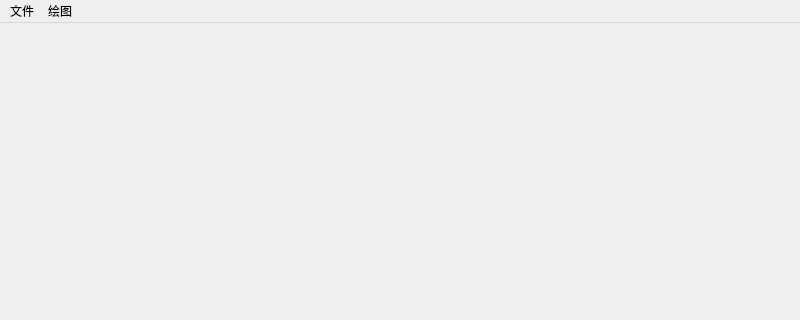
Before: the Qt Designer form mainwindow.ui in chijw/MedicalDataAnalyser, drawn with Qt 5; both pictures show x 0 to 800 and y 0 to 320 of the 800 by 600 pixel window.
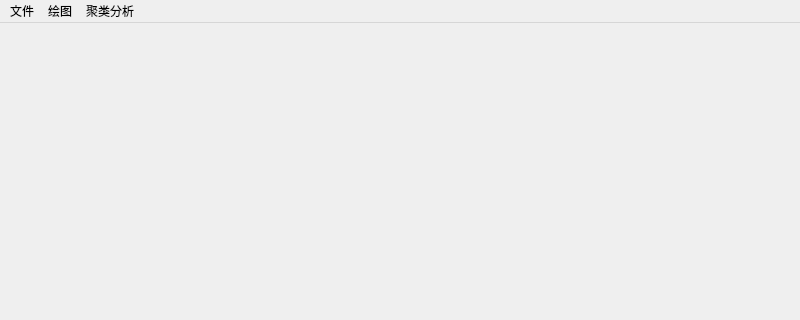
After: the same form once the commit is applied.

Patch:
```diff
--- a/mainwindow.ui
+++ b/mainwindow.ui
@@ -49,8 +49,15 @@
     <addaction name="actionDrawCovarianceMatrix"/>
     <addaction name="menu_3"/>
    </widget>
+   <widget class="QMenu" name="menu_4">
+    <property name="title">
+     <string>聚类分析</string>
+    </property>
+    <addaction name="actionKMeans"/>
+   </widget>
    <addaction name="menu"/>
    <addaction name="menu_2"/>
+   <addaction name="menu_4"/>
   </widget>
   <widget class="QStatusBar" name="statusbar"/>
   <action name="actionimport">
```
Left out of the diff: 5 changed lines with no effect on the pictures.
